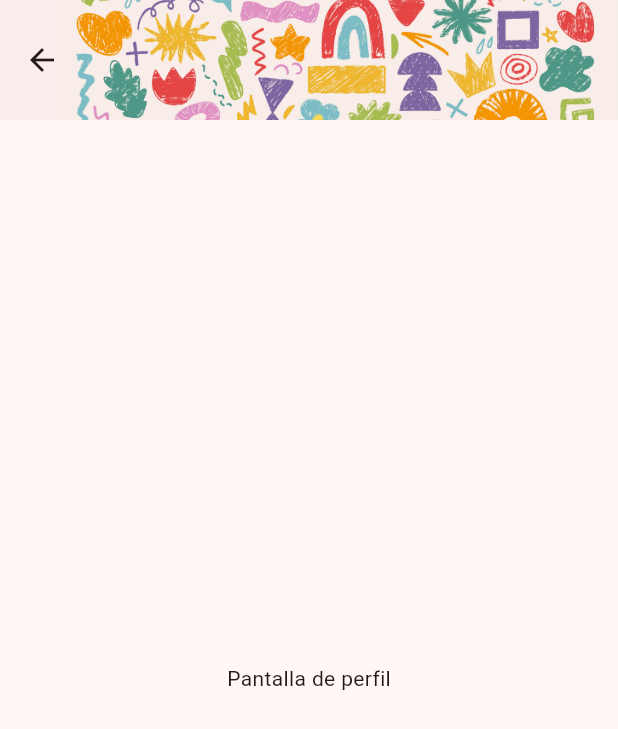
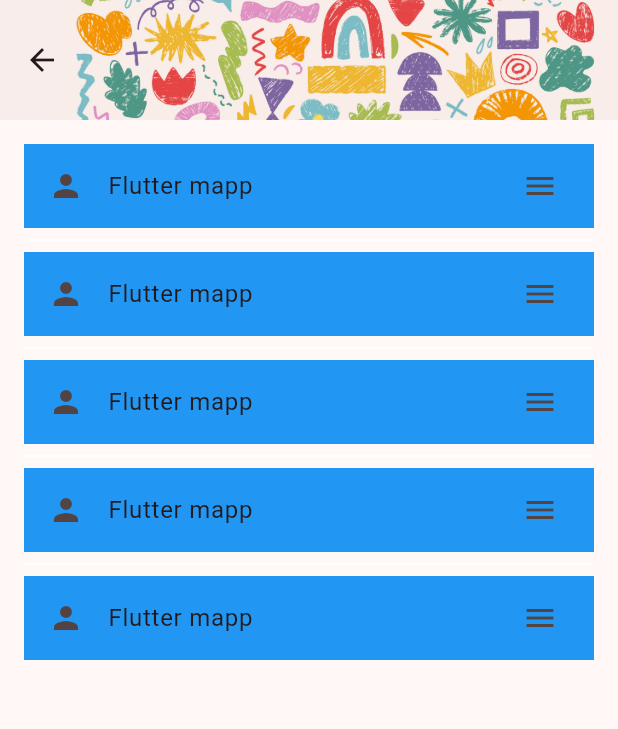
Before and after one commit to danielmnz/therafy_app, a Flutter app: the screen it shows after launch, after a tap on "Pacientes", on a phone screen of 412 x 824 dp. Shown: the top 729 px of the screen. Run offline on Flutter 3.47's test engine with Material 3 defaults, Android fonts, the phone set to English and light mode, and no system bars; our stand-ins replace table_calendar; missing offline and left inert: group_list_view.

Commit message:
widget listview.separated, y ajuste de navigation.push en las pantallas

```diff
--- a/lib/ui/screens/home_screen.dart
+++ b/lib/ui/screens/home_screen.dart
@@ -1,4 +1,6 @@
 import 'package:flutter/material.dart';
+import 'package:therafy_app/ui/screens/patient2_screen.dart';
+import 'package:therafy_app/ui/screens/patient_screen.dart';
 import 'package:therafy_app/ui/screens/profile_screen.dart';
 import 'package:therafy_app/ui/screens/assistance.dart';
 
@@ -192,7 +194,7 @@ class HomeScreen extends StatelessWidget {
                         Navigator.push(
                           context,
                           MaterialPageRoute(
-                            builder: (context) => const ProfileScreen(), //temporal
+                            builder: (context) => const Patient2Screen(), //temporal
                           ),
                         );
                       },
--- /dev/null
+++ b/lib/ui/screens/patient2_screen.dart
@@ -0,0 +1,29 @@
+import 'package:flutter/material.dart';
+import 'package:therafy_app/ui/widgets/listviewwidget.dart';
+
+class Patient2Screen extends StatelessWidget {
+  const Patient2Screen({super.key});
+
+  @override
+  Widget build(BuildContext context) {
+
+    return Scaffold(
+      appBar: AppBar(
+        flexibleSpace: Stack(
+          fit: StackFit.expand,
+          children: [
+            Image.asset(
+              'assets/images/banner3.jpg',
+              fit: BoxFit.cover,
+            ),
+          ],
+        ),
+        toolbarHeight: 80, //tamaño barra
+      ),
+      body: Padding(
+        padding: const EdgeInsets.all(16.0),
+        child: WidgetListView(), //tunearlo para ponerle más cosas además de la lista
+      ),
+    );
+  }
+}
--- /dev/null
+++ b/lib/ui/widgets/listviewwidget.dart
@@ -0,0 +1,24 @@
+import 'package:flutter/material.dart';
+
+class WidgetListView extends StatelessWidget {
+  const WidgetListView({super.key});
+
+  @override
+  Widget build(BuildContext context) {
+    return ListView.separated(
+      itemCount: 5,
+      itemBuilder: (BuildContext context, int index) {
+        return ListTile(
+          title: const Text("Flutter mapp"),
+          tileColor: Colors.blue,
+          onTap: () {},
+          leading: const Icon(Icons.person),
+          trailing: const Icon(Icons.menu),
+        );
+      },
+      separatorBuilder: (BuildContext context, int index) => const Divider(
+        color: Colors.white,
+      ),
+    );
+  }
+}
--- a/pubspec.yaml
+++ b/pubspec.yaml
@@ -36,6 +36,8 @@ dependencies:
   cupertino_icons: ^1.0.8
 
   table_calendar: ^3.2.0
+
+  group_list_view: ^1.1.1
 
 dev_dependencies:
   flutter_test:
```
Also changed, not shown: lib/ui/screens/patient_screen.dart (added, +65 -0 lines), pubspec.lock.
